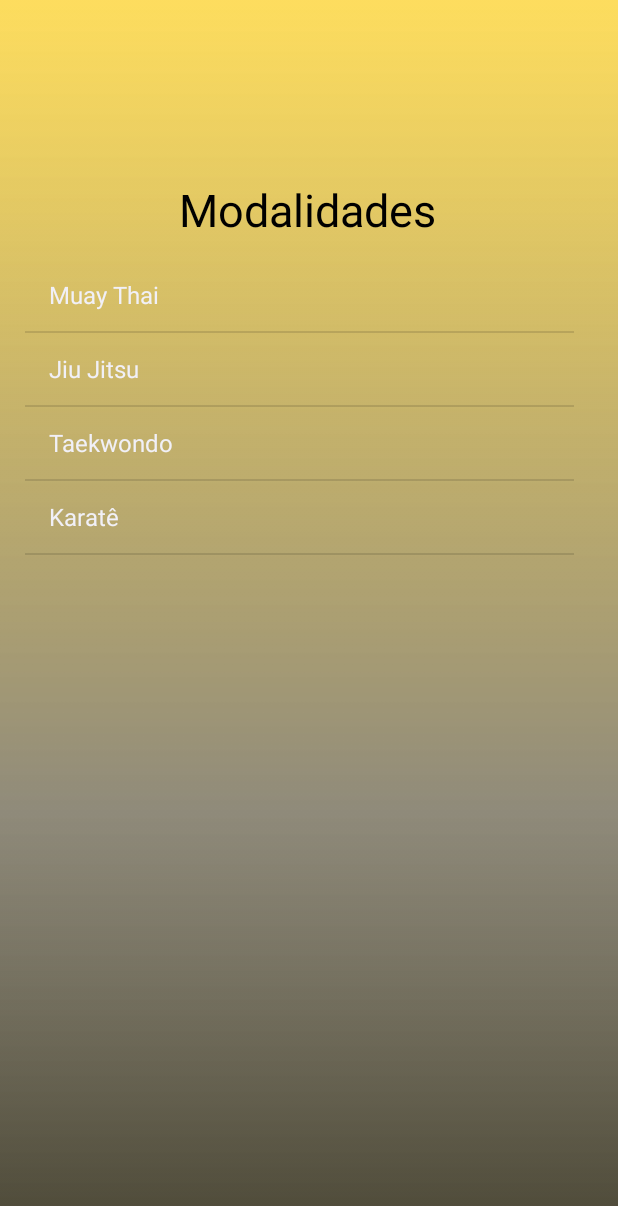
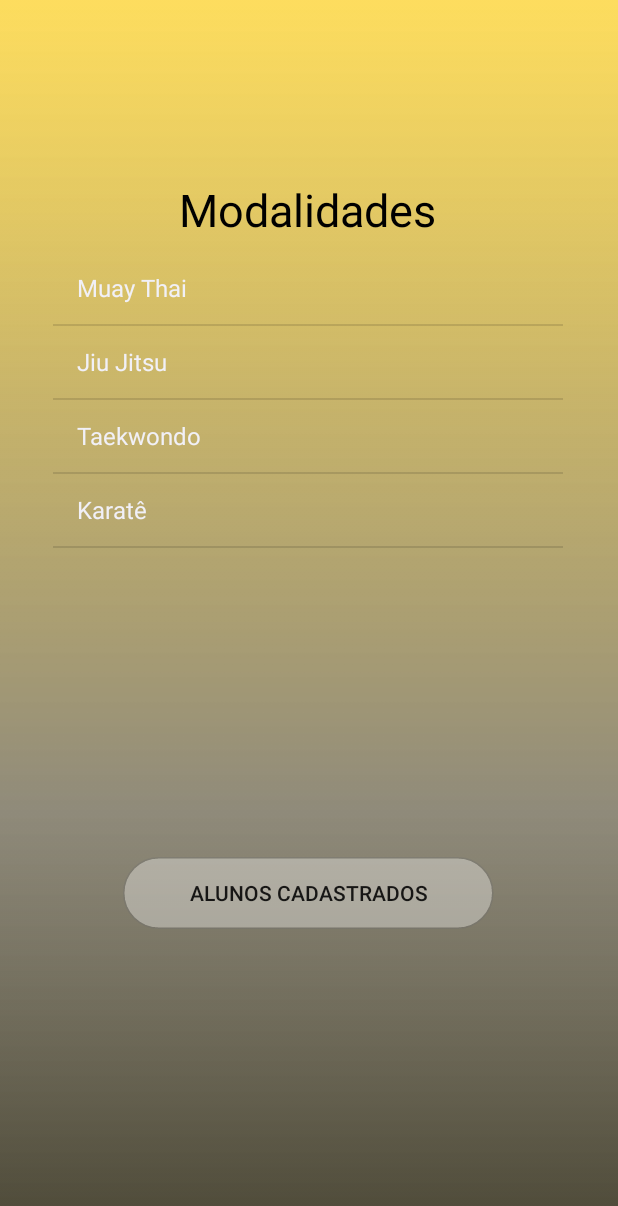
Before and after one commit to Gabrielbaumgarten/UTFTEAM, an Android app: the CadastroModalidadeActivity screen opened directly, with no data from a screen before it, on a phone screen of 412 x 824 dp. Shown: the top 1206 px of the screen. Run offline under Robolectric (Android 15) with nearby library versions, the phone set to English and light mode, and no system bars; Roboto replaces fonts that are not available here.

Commit message:
Consulta aos alunos cadastrados na modalidade de muay thai criado

```diff
--- a/app/src/main/AndroidManifest.xml
+++ b/app/src/main/AndroidManifest.xml
@@ -13,6 +13,7 @@
         android:roundIcon="@mipmap/ic_launcher_round"
         android:supportsRtl="true"
         android:theme="@style/AppTheme">
+        <activity android:name=".consultaAlunos"></activity>
         <activity android:name=".CadastroModalidadeActivity" />
         <activity android:name=".Inicial_activity">
 
--- a/app/src/main/java/com/example/gabri/utfteam/CadastroModalidadeActivity.java
+++ b/app/src/main/java/com/example/gabri/utfteam/CadastroModalidadeActivity.java
@@ -6,6 +6,7 @@ import android.os.Bundle;
 import android.view.View;
 import android.widget.AdapterView;
 import android.widget.ArrayAdapter;
+import android.widget.Button;
 import android.widget.ListView;
 import android.widget.Toast;
 
@@ -16,6 +17,7 @@ public class CadastroModalidadeActivity extends Activity {
             "Muay Thai", "Jiu Jitsu",
             "Taekwondo", "Karatê"
     };
+    private Button alunosMatriculados;
     private Usuario usuario;
     @Override
     protected void onCreate(Bundle savedInstanceState) {
@@ -59,5 +61,12 @@ public class CadastroModalidadeActivity extends Activity {
                     Toast.makeText(getApplicationContext(), "Falha em cadastrar.", Toast.LENGTH_SHORT).show();
             }
         });
+        alunosMatriculados = (Button) findViewById(R.id.btnConsultaAlunos);
+        alunosMatriculados.setOnClickListener(new View.OnClickListener() {
+            @Override
+            public void onClick(View v) {
+                startActivity(new Intent(CadastroModalidadeActivity.this, consultaAlunos.class));
+            }
+        });
     }
 }
--- a/app/src/main/res/layout/activity_cadastro_modalidade.xml
+++ b/app/src/main/res/layout/activity_cadastro_modalidade.xml
@@ -9,18 +9,13 @@
 
     <ListView
         android:id="@+id/listViewId"
-        android:layout_width="366dp"
-        android:layout_height="650dp"
-        android:layout_marginStart="1dp"
-        android:layout_marginTop="1dp"
-        android:layout_marginEnd="1dp"
-        android:layout_marginBottom="1dp"
-        app:layout_constraintBottom_toBottomOf="parent"
+        android:layout_width="340dp"
+        android:layout_height="315dp"
+        android:layout_marginTop="8dp"
         app:layout_constraintEnd_toEndOf="parent"
-        app:layout_constraintHorizontal_bias="0.348"
+        app:layout_constraintHorizontal_bias="0.492"
         app:layout_constraintStart_toStartOf="parent"
-        app:layout_constraintTop_toTopOf="parent"
-        app:layout_constraintVertical_bias="1.0" />
+        app:layout_constraintTop_toBottomOf="@+id/cadastrarModalidade" />
 
     <TextView
         android:id="@+id/cadastrarModalidade"
@@ -36,4 +31,18 @@
         app:layout_constraintEnd_toEndOf="parent"
         app:layout_constraintHorizontal_bias="0.497"
         app:layout_constraintStart_toStartOf="parent" />
+
+    <Button
+        android:id="@+id/btnConsultaAlunos"
+        android:layout_width="wrap_content"
+        android:layout_height="wrap_content"
+        android:layout_marginTop="26dp"
+        android:background="@drawable/retangulo1"
+        android:text="Alunos Cadastrados"
+        app:layout_constraintBottom_toBottomOf="parent"
+        app:layout_constraintEnd_toEndOf="parent"
+        app:layout_constraintHorizontal_bias="0.498"
+        app:layout_constraintStart_toStartOf="parent"
+        app:layout_constraintTop_toBottomOf="@+id/listViewId"
+        app:layout_constraintVertical_bias="0.233" />
 </android.support.constraint.ConstraintLayout>
--- a/app/src/main/res/layout/fragment_menu.xml
+++ b/app/src/main/res/layout/fragment_menu.xml
@@ -73,9 +73,9 @@
             android:id="@+id/botao_menu_modalidades"
             android:layout_width="wrap_content"
             android:layout_height="wrap_content"
-            android:background="@drawable/retangulo1"
+            android:background="@android:color/transparent"
             android:clickable="true"
-            android:text="Modalidades"
+            android:text="."
             app:layout_constraintBottom_toBottomOf="parent"
             app:layout_constraintEnd_toEndOf="parent"
             app:layout_constraintStart_toStartOf="parent"
```
Also changed, not shown: app/src/main/java/com/example/gabri/utfteam/DBController.java (+6 -1 lines), app/src/main/java/com/example/gabri/utfteam/TelaPrincipalActivity.java (+38 -0 lines), app/src/main/java/com/example/gabri/utfteam/consultaAlunos.java (added, +52 -0 lines), app/src/main/res/layout/activity_consulta_alunos.xml (added, +15 -0 lines), app/src/main/res/layout/tela_principal.xml (+8 -5 lines).
